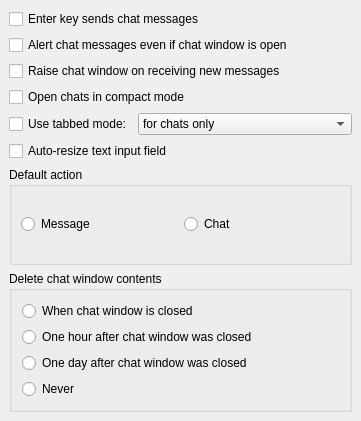
This is src/options/opt_chat.ui in psi-im/psi as Qt 5 draws it before an edit. The edited form follows.
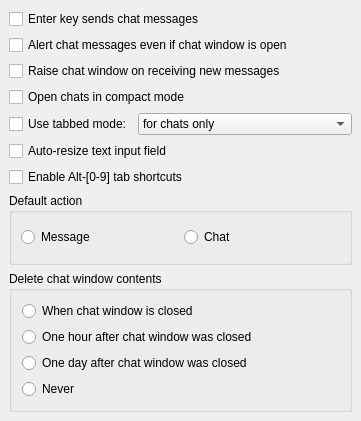
This is the edited form.

Commit message: make alt 0-9 tab shortcuts optional

Patch:
```diff
--- a/src/options/opt_chat.ui
+++ b/src/options/opt_chat.ui
@@ -121,6 +121,13 @@
      </property>
     </widget>
    </item>
+   <item>
+    <widget class="QCheckBox" name="ck_tabShortcuts" >
+     <property name="text" >
+      <string>Enable Alt-[0-9] tab shortcuts</string>
+     </property>
+    </widget>
+   </item>
    <item>
     <widget class="QGroupBox" name="groupBox18" >
      <property name="title" >
```
The commit also changes 4 other files.
